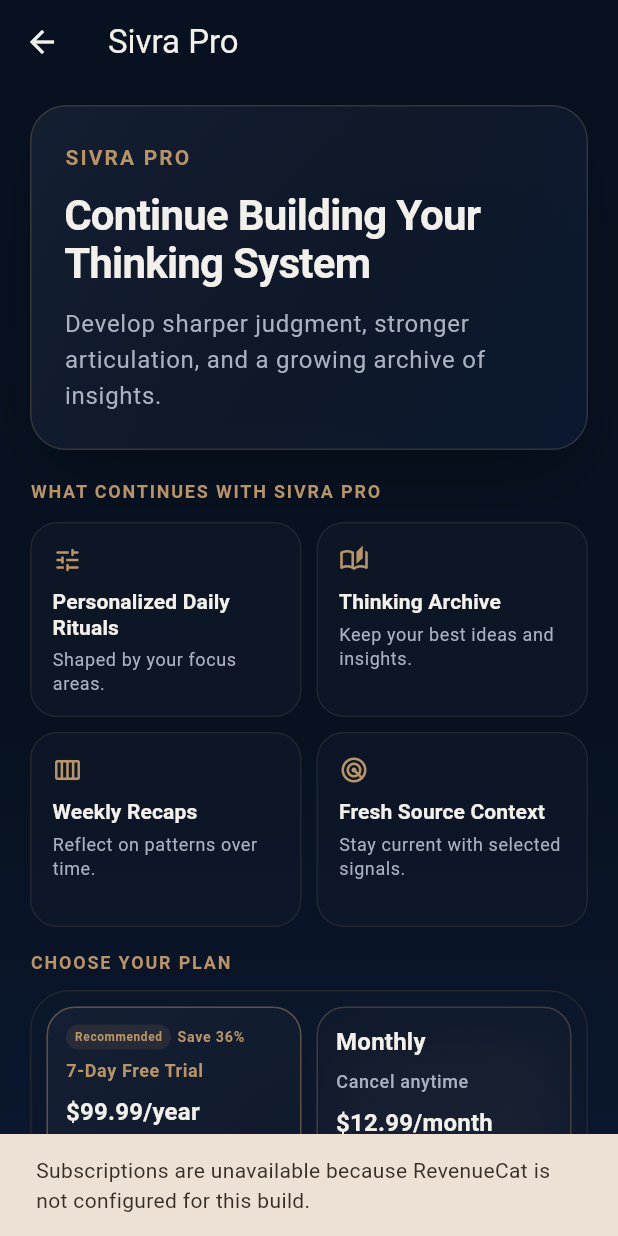
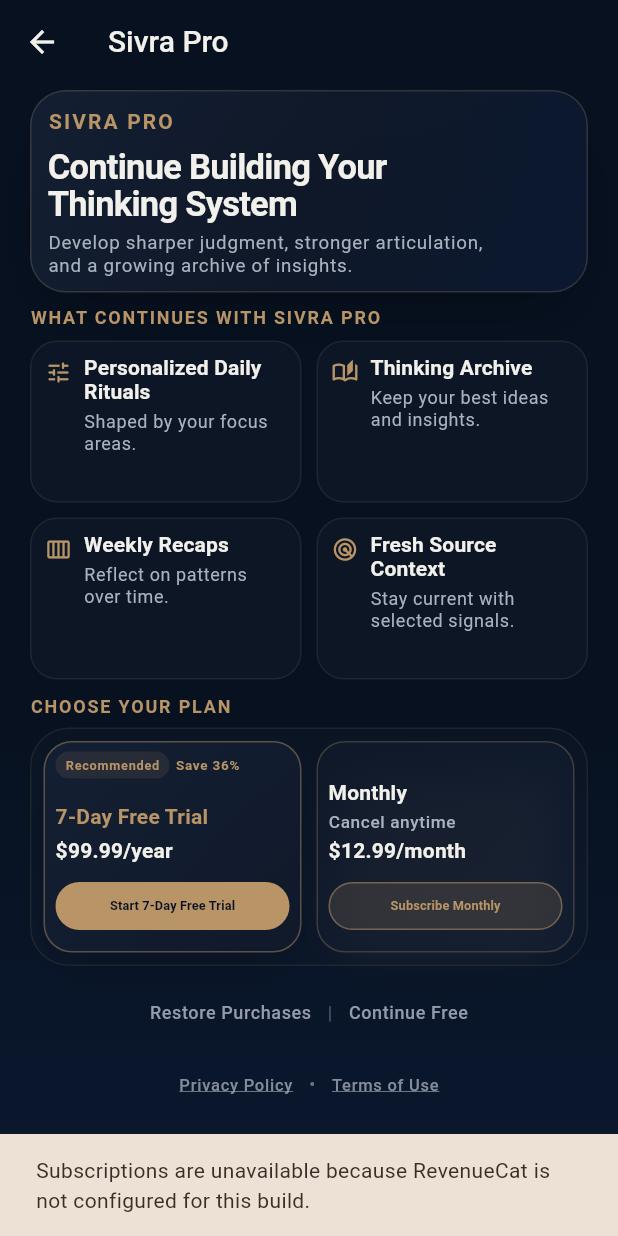
Before and after one commit to earthsongcreate-ux/Sivra, a Flutter app: the PaywallScreen screen opened directly, after a tap on "Start 7-Day Free Trial", on a phone screen of 412 x 824 dp. Run offline on Flutter 3.47's test engine with Material 3 defaults, Android fonts, the phone set to English and light mode, and no system bars; our stand-ins replace cloud_firestore, firebase_auth, firebase_core; missing offline and left inert: purchases_flutter; accounts and stored records are empty; network calls fail.

Commit message:
Polish onboarding flow

```diff
--- a/apps/sivra/lib/screens/onboarding_screen.dart
+++ b/apps/sivra/lib/screens/onboarding_screen.dart
@@ -474,7 +474,7 @@
           SizedBox(height: 30),
           Text(
             '2 briefings to stay current.\n\n'
-            '3 judgment exercises to sharpen thinking.\n\n'
+            '3 decisions to sharpen judgment.\n\n'
             '1 articulation prompt to express ideas clearly.',
             textAlign: TextAlign.center,
             style: TextStyle(
@@ -513,7 +513,7 @@
         const SizedBox(height: 16),
         const Text(
           'Choose up to three areas.\n'
-          'Your selections shape tomorrow\'s ritual.',
+          'Your selections shape your daily ritual.',
           textAlign: TextAlign.center,
           style: TextStyle(
             color: SivraColors.mutedText,
@@ -554,22 +554,21 @@
       child: Column(
         mainAxisSize: MainAxisSize.min,
         children: [
-          _SectionLabel(text: 'SIX MONTHS FROM NOW'),
+          _SectionLabel(text: '365 DAYS. 365 OPPORTUNITIES.'),
           SizedBox(height: 18),
           _HeroTitle(
             text: 'FROM INFORMED → SHARP',
             textAlign: TextAlign.center,
           ),
           SizedBox(height: 44),
+          _FutureStatement(text: '365 opportunities to think better.'),
+          _FutureStatement(text: 'Every ritual compounds.'),
+          _FutureStatement(text: 'Every insight is saved.'),
           _FutureStatement(
-            text: 'Six months from now, you won\'t just know more.',
+            text: 'The archive becomes your personal thinking system.',
           ),
           _FutureStatement(
-            text: 'You\'ll walk into meetings with a point of view.',
-          ),
-          _FutureStatement(text: 'Explain complexity clearly.'),
-          _FutureStatement(
-            text: 'And make better decisions under pressure.',
+            text: 'Make better decisions under pressure.',
             emphasized: true,
           ),
         ],
@@ -721,15 +720,15 @@
   @override
   Widget build(BuildContext context) {
     return Container(
-      width: 92,
-      height: 92,
-      padding: const EdgeInsets.all(22),
+      width: 112,
+      height: 112,
+      padding: const EdgeInsets.all(16),
       decoration: BoxDecoration(
         shape: BoxShape.circle,
-        color: SivraColors.surface.withValues(alpha: 0.42),
+        color: SivraColors.surface.withValues(alpha: 0.32),
         boxShadow: [
           BoxShadow(
-            color: SivraColors.bronze.withValues(alpha: 0.2),
+            color: SivraColors.bronze.withValues(alpha: 0.14),
             blurRadius: 45,
             spreadRadius: 6,
           ),
@@ -749,15 +748,27 @@
 
   @override
   Widget build(BuildContext context) {
-    return const Row(
+    return LayoutBuilder(
+      builder: (context, constraints) {
+        final dividerMargin = constraints.maxWidth < 330 ? 10.0 : 22.0;
+
+        return Row(
           mainAxisAlignment: MainAxisAlignment.center,
           children: [
-        _SummaryItem(value: '2', label: 'Briefings'),
-        _SummaryDivider(),
-        _SummaryItem(value: '4', label: 'Exercises'),
-        _SummaryDivider(),
-        _SummaryItem(value: '7', label: 'Minutes'),
+            const Expanded(
+              child: _SummaryItem(value: '2', label: 'Briefings'),
+            ),
+            _SummaryDivider(horizontalMargin: dividerMargin),
+            const Expanded(
+              child: _SummaryItem(value: '3', label: 'Decisions'),
+            ),
+            _SummaryDivider(horizontalMargin: dividerMargin),
+            const Expanded(
+              child: _SummaryItem(value: '7', label: 'Minutes'),
+            ),
           ],
+        );
+      },
     );
   }
 }
@@ -781,12 +792,16 @@
           ),
         ),
         const SizedBox(height: 3),
-        Text(
+        FittedBox(
+          fit: BoxFit.scaleDown,
+          child: Text(
             label,
+            maxLines: 1,
             style: const TextStyle(
               color: SivraColors.mutedText,
               fontSize: 13,
               letterSpacing: 0.2,
+            ),
           ),
         ),
       ],
@@ -795,14 +810,16 @@
 }
 
 class _SummaryDivider extends StatelessWidget {
-  const _SummaryDivider();
+  final double horizontalMargin;
+
+  const _SummaryDivider({required this.horizontalMargin});
 
   @override
   Widget build(BuildContext context) {
     return Container(
       width: 1,
       height: 34,
-      margin: const EdgeInsets.symmetric(horizontal: 22),
+      margin: EdgeInsets.symmetric(horizontal: horizontalMargin),
       color: SivraColors.warmIvory.withValues(alpha: 0.12),
     );
   }
--- a/apps/sivra/lib/screens/paywall_screen.dart
+++ b/apps/sivra/lib/screens/paywall_screen.dart
@@ -234,8 +234,19 @@
 
   @override
   Widget build(BuildContext context) {
+    final compactChrome = MediaQuery.sizeOf(context).height <= 600;
     return Scaffold(
-      appBar: AppBar(title: const Text('Sivra Pro')),
+      appBar: AppBar(
+        toolbarHeight: compactChrome ? 50 : null,
+        title: Text(
+          'Sivra Pro',
+          style: Theme.of(context).textTheme.headlineSmall?.copyWith(
+            fontSize: compactChrome ? 18 : 20,
+            fontWeight: FontWeight.w500,
+            color: SivraColors.warmIvory,
+          ),
+        ),
+      ),
       body: DecoratedBox(
         decoration: const BoxDecoration(
           gradient: LinearGradient(
@@ -300,21 +311,16 @@
 
   @override
   Widget build(BuildContext context) {
+    final viewportHeight = MediaQuery.sizeOf(context).height;
     final annual = plans.firstWhere((plan) => plan.isAnnual);
     final monthly = plans.firstWhere((plan) => !plan.isAnnual);
-    final compactHeight = MediaQuery.sizeOf(context).height <= 600;
-
-    return LayoutBuilder(
-      builder: (context, constraints) {
-        return SingleChildScrollView(
-          padding: EdgeInsets.fromLTRB(20, 14, 20, compactHeight ? 12 : 18),
-          child: ConstrainedBox(
-            constraints: BoxConstraints(minHeight: constraints.maxHeight - 32),
-            child: Column(
+    final compactHeight = viewportHeight <= 600;
+    final fitToScreen = viewportHeight <= 900;
+    final content = Column(
       crossAxisAlignment: CrossAxisAlignment.stretch,
       children: [
         _PaywallHero(compact: compactHeight),
-                SizedBox(height: compactHeight ? 18 : 20),
+        SizedBox(height: compactHeight ? 6 : 9),
         Text(
           'WHAT CONTINUES WITH SIVRA PRO',
           style: Theme.of(context).textTheme.labelMedium?.copyWith(
@@ -323,7 +329,7 @@
             letterSpacing: 1.2,
           ),
         ),
-                SizedBox(height: compactHeight ? 10 : 12),
+        SizedBox(height: compactHeight ? 5 : 7),
         _BenefitsGrid(
           compact: compactHeight,
           benefits: const <_BenefitData>[
@@ -349,7 +355,7 @@
             ),
           ],
         ),
-                SizedBox(height: compactHeight ? 14 : 16),
+        SizedBox(height: compactHeight ? 8 : 10),
         Text(
           'CHOOSE YOUR PLAN',
           style: Theme.of(context).textTheme.labelMedium?.copyWith(
@@ -358,7 +364,7 @@
             letterSpacing: 1.2,
           ),
         ),
-                SizedBox(height: compactHeight ? 8 : 10),
+        SizedBox(height: compactHeight ? 4 : 6),
         _PricingSection(
           annual: annual,
           monthly: monthly,
@@ -367,16 +373,14 @@
           onPurchase: onPurchase,
           compactHeight: compactHeight,
         ),
-                SizedBox(height: compactHeight ? 12 : 12),
+        SizedBox(height: compactHeight ? 4 : 7),
         Wrap(
           alignment: WrapAlignment.center,
           crossAxisAlignment: WrapCrossAlignment.center,
           children: [
             _FooterAction(
               label: restoring ? 'Restoring...' : 'Restore Purchases',
-                      onTap: processingPlanId == null && !restoring
-                          ? onRestore
-                          : null,
+              onTap: processingPlanId == null && !restoring ? onRestore : null,
             ),
             Text(
               '  |  ',
@@ -407,7 +411,33 @@
           ],
         ),
       ],
+    );
+
+    return LayoutBuilder(
+      builder: (context, constraints) {
+        if (fitToScreen) {
+          return SizedBox(
+            width: constraints.maxWidth,
+            height: constraints.maxHeight,
+            child: FittedBox(
+              fit: BoxFit.scaleDown,
+              alignment: Alignment.topCenter,
+              child: SizedBox(
+                width: constraints.maxWidth,
+                child: Padding(
+                  padding: const EdgeInsets.fromLTRB(20, 4, 20, 6),
+                  child: content,
                 ),
+              ),
+            ),
+          );
+        }
+
+        return SingleChildScrollView(
+          padding: const EdgeInsets.fromLTRB(20, 4, 20, 10),
+          child: ConstrainedBox(
+            constraints: BoxConstraints(minHeight: constraints.maxHeight - 24),
+            child: content,
           ),
         );
       },
@@ -424,10 +454,10 @@
   Widget build(BuildContext context) {
     return Container(
       padding: EdgeInsets.fromLTRB(
-        compact ? 20 : 22,
-        compact ? 20 : 24,
-        compact ? 20 : 22,
-        compact ? 19 : 23,
+        compact ? 9 : 11,
+        compact ? 8 : 10,
+        compact ? 9 : 11,
+        compact ? 8 : 10,
       ),
       decoration: BoxDecoration(
         gradient: LinearGradient(
@@ -461,22 +491,24 @@
               letterSpacing: 1.4,
             ),
           ),
-          SizedBox(height: compact ? 10 : 12),
+          SizedBox(height: compact ? 6 : 7),
           Text(
-            'Continue Building Your Thinking System',
+            'Continue Building Your\nThinking System',
             style: Theme.of(context).textTheme.headlineMedium?.copyWith(
               color: SivraColors.warmIvory,
               fontWeight: FontWeight.w600,
               letterSpacing: -0.5,
-              height: 1.16,
+              height: 1.1,
+              fontSize: compact ? 20 : 23,
             ),
           ),
-          SizedBox(height: compact ? 10 : 13),
+          SizedBox(height: compact ? 5 : 6),
           Text(
-            'Develop sharper judgment, stronger articulation, and a growing archive of insights.',
+            'Develop sharper judgment, stronger articulation,\nand a growing archive of insights.',
             style: Theme.of(context).textTheme.bodyLarge?.copyWith(
               color: SivraColors.mutedText,
-              height: 1.5,
+              height: 1.22,
+              fontSize: compact ? 11.5 : 12.5,
             ),
           ),
         ],
@@ -509,10 +541,10 @@
       builder: (context, constraints) {
         final itemWidth = (constraints.maxWidth - 10) / 2;
         final itemHeight = itemWidth < 150
-            ? 140.0
+            ? 108.0
             : compact
-            ? 128.0
-            : 130.0;
+            ? 96.0
+            : 108.0;
         return Wrap(
           spacing: compact ? 8 : 10,
           runSpacing: compact ? 8 : 10,
@@ -542,28 +574,36 @@
   Widget build(BuildContext context) {
     return Container(
       padding: EdgeInsets.fromLTRB(
-        compact ? 12 : 14,
-        compact ? 12 : 14,
-        compact ? 11 : 12,
-        compact ? 11 : 13,
+        compact ? 7 : 9,
+        compact ? 7 : 9,
+        compact ? 7 : 9,
+        compact ? 7 : 8,
       ),
       decoration: BoxDecoration(
         color: SivraColors.surface.withValues(alpha: 0.5),
         border: Border.all(color: SivraColors.bronze.withValues(alpha: 0.12)),
         borderRadius: BorderRadius.circular(18),
       ),
+      child: Row(
+        crossAxisAlignment: CrossAxisAlignment.start,
+        children: [
+          Padding(
+            padding: const EdgeInsets.only(top: 2),
+            child: Icon(benefit.icon, size: 18, color: SivraColors.bronze),
+          ),
+          const SizedBox(width: 8),
+          Expanded(
             child: Column(
               crossAxisAlignment: CrossAxisAlignment.start,
               children: [
-          Icon(benefit.icon, size: 20, color: SivraColors.bronze),
-          SizedBox(height: compact ? 8 : 10),
                 Text(
                   benefit.title,
                   maxLines: 2,
                   style: Theme.of(context).textTheme.titleSmall?.copyWith(
                     color: SivraColors.warmIvory,
                     fontWeight: FontWeight.w600,
-              height: 1.2,
+                    height: 1.12,
+                    fontSize: compact ? 13.5 : null,
                   ),
                 ),
                 SizedBox(height: compact ? 4 : 5),
@@ -572,7 +612,11 @@
                   maxLines: 2,
                   style: Theme.of(context).textTheme.bodySmall?.copyWith(
                     color: SivraColors.mutedText,
-              height: 1.3,
+                    height: 1.22,
+                    fontSize: compact ? 11.5 : null,
+                  ),
+                ),
+              ],
             ),
           ),
         ],
@@ -601,7 +645,7 @@
   @override
   Widget build(BuildContext context) {
     return Container(
-      padding: EdgeInsets.all(compactHeight ? 8 : 10),
+      padding: EdgeInsets.all(compactHeight ? 5 : 8),
       decoration: BoxDecoration(
         color: SivraColors.surface.withValues(alpha: 0.32),
         border: Border.all(color: SivraColors.bronze.withValues(alpha: 0.12)),
@@ -655,13 +699,14 @@
   @override
   Widget build(BuildContext context) {
     final annual = plan.isAnnual;
+    final headerHeight = compact ? 54.0 : 60.0;
     return Container(
       key: ValueKey('plan-${plan.id}'),
       padding: EdgeInsets.fromLTRB(
-        compact ? 12 : 16,
-        compact ? 11 : 14,
-        compact ? 12 : 16,
-        compact ? 11 : 14,
+        compact ? 7 : 10,
+        compact ? 6 : 8,
+        compact ? 7 : 10,
+        compact ? 6 : 8,
       ),
       decoration: BoxDecoration(
         gradient: LinearGradient(
@@ -695,6 +740,11 @@
       child: Column(
         crossAxisAlignment: CrossAxisAlignment.start,
         children: [
+          SizedBox(
+            height: headerHeight,
+            child: Column(
+              crossAxisAlignment: CrossAxisAlignment.start,
+              children: [
                 if (annual)
                   Row(
                     children: [
@@ -709,7 +759,9 @@
                                 vertical: 3,
                               ),
                               decoration: BoxDecoration(
-                          color: SivraColors.bronze.withValues(alpha: 0.12),
+                                color: SivraColors.bronze.withValues(
+                                  alpha: 0.12,
+                                ),
                                 borderRadius: BorderRadius.circular(999),
                               ),
                               child: Text(
@@ -719,7 +771,7 @@
                                     ?.copyWith(
                                       color: SivraColors.bronze,
                                       fontWeight: FontWeight.w600,
-                                fontSize: compact ? 9.5 : null,
+                                      fontSize: compact ? 9 : null,
                                     ),
                               ),
                             ),
@@ -733,10 +785,11 @@
                           child: Text(
                             'Save 36%',
                             maxLines: 1,
-                      style: Theme.of(context).textTheme.labelSmall?.copyWith(
+                            style: Theme.of(context).textTheme.labelSmall
+                                ?.copyWith(
                                   color: SivraColors.bronze,
                                   fontWeight: FontWeight.w700,
-                        fontSize: compact ? 9.5 : null,
+                                  fontSize: compact ? 9 : null,
                                 ),
                           ),
                         ),
@@ -744,23 +797,39 @@
                     ],
                   )
                 else
+                  SizedBox(height: compact ? 14 : 16),
+                const Spacer(),
                 Text(
-              'Monthly',
-              style: Theme.of(context).textTheme.titleMedium?.copyWith(
-                color: SivraColors.warmIvory,
+                  plan.hasTrial ? '7-Day Free Trial' : 'Monthly',
+                  maxLines: 1,
+                  style:
+                      (plan.hasTrial
+                              ? Theme.of(context).textTheme.titleMedium
+                              : Theme.of(context).textTheme.titleMedium)
+                          ?.copyWith(
+                            color: plan.hasTrial
+                                ? SivraColors.bronze
+                                : SivraColors.warmIvory,
                             fontWeight: FontWeight.w700,
+                            fontSize: compact ? 14 : null,
                           ),
                 ),
-          const SizedBox(height: 6),
+                if (!plan.hasTrial) ...[
+                  const SizedBox(height: 1),
                   Text(
-            plan.hasTrial ? '7-Day Free Trial' : 'Cancel anytime',
+                    'Cancel anytime',
                     maxLines: 1,
                     style: Theme.of(context).textTheme.bodySmall?.copyWith(
-              color: plan.hasTrial ? SivraColors.bronze : SivraColors.mutedText,
-              fontWeight: plan.hasTrial ? FontWeight.w600 : FontWeight.w500,
+                      color: SivraColors.mutedText,
+                      fontWeight: FontWeight.w500,
+                      fontSize: compact ? 11.5 : null,
                     ),
                   ),
-          const SizedBox(height: 8),
+                ],
+              ],
+            ),
+          ),
+          const SizedBox(height: 2),
           Text(
             plan.price,
             maxLines: 1,
@@ -771,17 +840,18 @@
                     ?.copyWith(
                       color: SivraColors.warmIvory,
                       fontWeight: FontWeight.w700,
+                      fontSize: compact ? 14 : null,
                     ),
           ),
-          const SizedBox(height: 6),
+          const SizedBox(height: 2),
           SizedBox(
             width: double.infinity,
             child: FilledButton(
               key: ValueKey('purchase-${plan.id}'),
               onPressed: disabled ? null : onPurchase,
               style: FilledButton.styleFrom(
-                minimumSize: const Size.fromHeight(40),
-                maximumSize: const Size.fromHeight(40),
+                minimumSize: const Size.fromHeight(32),
+                maximumSize: const Size.fromHeight(32),
                 backgroundColor: annual
                     ? SivraColors.bronze
                     : SivraColors.bronze.withValues(alpha: 0.17),
@@ -808,7 +878,7 @@
                 overflow: TextOverflow.fade,
                 softWrap: false,
                 style: TextStyle(
-                  fontSize: compact ? 9.5 : 12,
+                  fontSize: compact ? 8.5 : 10.5,
                   fontWeight: FontWeight.w700,
                   height: 1,
                 ),
@@ -832,7 +902,7 @@
     return TextButton(
       onPressed: onTap,
       style: TextButton.styleFrom(
-        minimumSize: const Size(0, 40),
+        minimumSize: const Size(0, 32),
         padding: const EdgeInsets.symmetric(horizontal: 4),
         foregroundColor: SivraColors.mutedText.withValues(alpha: 0.76),
         textStyle: Theme.of(context).textTheme.labelSmall?.copyWith(
@@ -856,7 +926,7 @@
     return TextButton(
       onPressed: onTap,
       style: TextButton.styleFrom(
-        minimumSize: const Size(0, 40),
+        minimumSize: const Size(0, 32),
         padding: const EdgeInsets.symmetric(horizontal: 4),
         foregroundColor: SivraColors.mutedText.withValues(alpha: 0.86),
         textStyle: Theme.of(
```
Also changed, not shown: 1 other file. Lines whose indentation alone changed are shown as unchanged.
